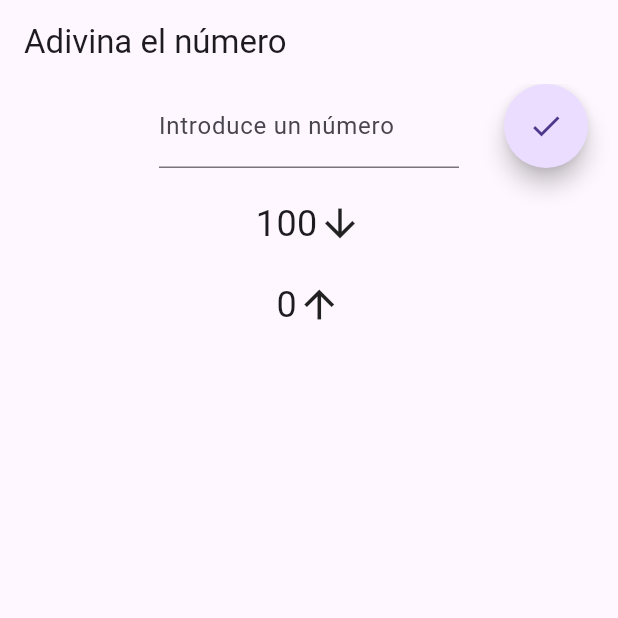
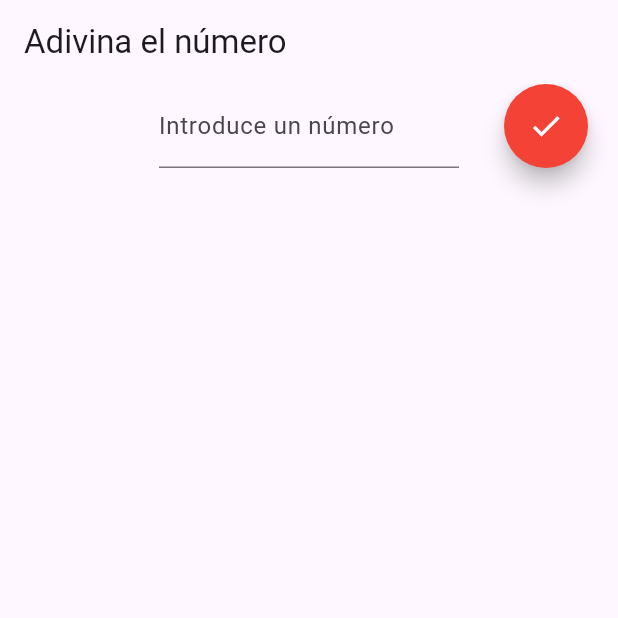
Before and after one commit to jaimepk10/adivina-el-numero, a Flutter app: the screen it shows after launch, on a phone screen of 412 x 824 dp, the top half of it. Run offline on Flutter 3.47's test engine with Material 3 defaults, Android fonts, the phone set to English and light mode, and no system bars.

Commit message:
Cambiado widgets, y agregada logica para mostrar las cotas

```diff
--- a/lib/GameScreen.dart
+++ b/lib/GameScreen.dart
@@ -1,6 +1,8 @@
 import 'package:flutter/material.dart';
 
 class GameScreen extends StatefulWidget {
+  const GameScreen({super.key});
+
   @override
   _GameScreenState createState() => _GameScreenState();
 }
@@ -8,15 +10,15 @@ class GameScreen extends StatefulWidget {
 class _GameScreenState extends State<GameScreen> {
   final _formKey = GlobalKey<FormState>();
   String _number = '';
-  int _upperBound = 100; // Inicializa con un valor alto
-  int _lowerBound = 0; // Inicializa con un valor bajo
-  int _numberToGuess = 50;
+  int? _upperBound;
+  int? _lowerBound;
+  final int _numberToGuess = 50;
 
   @override
   Widget build(BuildContext context) {
     return Scaffold(
       appBar: AppBar(
-        title: Text('Adivina el número'),
+        title: const Text('Adivina el número'),
       ),
       body: Center(
         child: Form(
@@ -29,8 +31,8 @@ class _GameScreenState extends State<GameScreen> {
                 children: <Widget>[
                   Align(
                     alignment: Alignment.center,
-                    child: Container(
-                      width: 200, // Width of the input field
+                    child: SizedBox(
+                      width: 200,
                       child: TextFormField(
                         textAlign: TextAlign.center,
                         decoration: const InputDecoration(
@@ -51,43 +53,52 @@ class _GameScreenState extends State<GameScreen> {
                   Positioned(
                     right: 20.0,
                     child: FloatingActionButton(
+                      backgroundColor: Colors.red,
+                      foregroundColor: Colors.white,
                       onPressed: () {
                         if (_formKey.currentState!.validate()) {
                           _formKey.currentState!.save();
                           setState(() {
                             int num = int.parse(_number);
-                            if (num > _numberToGuess && num < _upperBound) {
+                            if (num > _numberToGuess &&
+                                (_upperBound == null || num < _upperBound!)) {
                               _upperBound = num;
                             } else if (num < _numberToGuess &&
-                                num > _lowerBound) {
+                                (_lowerBound == null || num > _lowerBound!)) {
                               _lowerBound = num;
                             }
                           });
                         }
                       },
-                      child: Icon(Icons.check),
-                      shape: CircleBorder(),
+                      shape: const CircleBorder(),
+                      child: const Icon(Icons.check),
                     ),
                   ),
                 ],
               ),
-              SizedBox(height: 20.0),
+              const SizedBox(height: 20.0),
+              if (_upperBound != null)
                 Center(
                   child: Row(
                     mainAxisAlignment: MainAxisAlignment.center,
                     children: [
-                    Text('$_upperBound', style: TextStyle(fontSize: 24.0)),
-                    Icon(Icons.arrow_downward, size: 30.0),
+                      Text('$_upperBound',
+                          style: const TextStyle(fontSize: 24.0)),
+                      const Icon(Icons.arrow_downward,
+                          size: 30.0, color: Colors.red),
                     ],
                   ),
                 ),
-              SizedBox(height: 20.0),
+              const SizedBox(height: 20.0),
+              if (_lowerBound != null)
                 Center(
                   child: Row(
                     mainAxisAlignment: MainAxisAlignment.center,
                     children: [
-                    Text('$_lowerBound', style: TextStyle(fontSize: 24.0)),
-                    Icon(Icons.arrow_upward, size: 30.0),
+                      Text('$_lowerBound',
+                          style: const TextStyle(fontSize: 24.0)),
+                      const Icon(Icons.arrow_upward,
+                          size: 30.0, color: Colors.red),
                     ],
                   ),
                 ),
```
Lines whose indentation alone changed are shown as unchanged.
